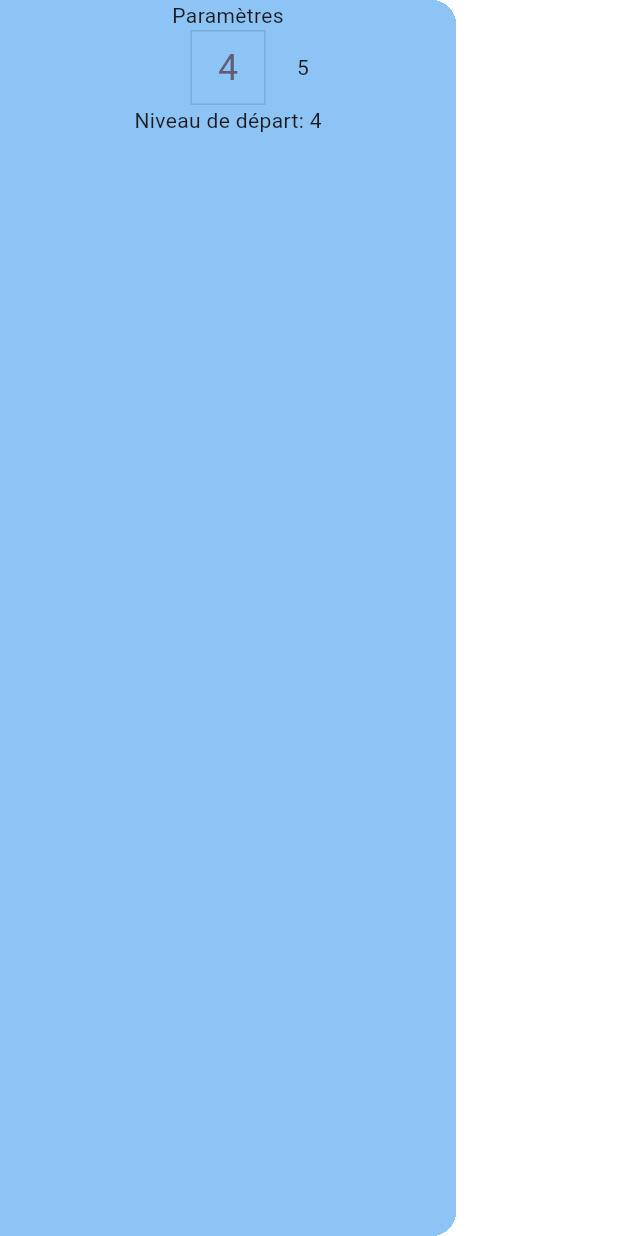
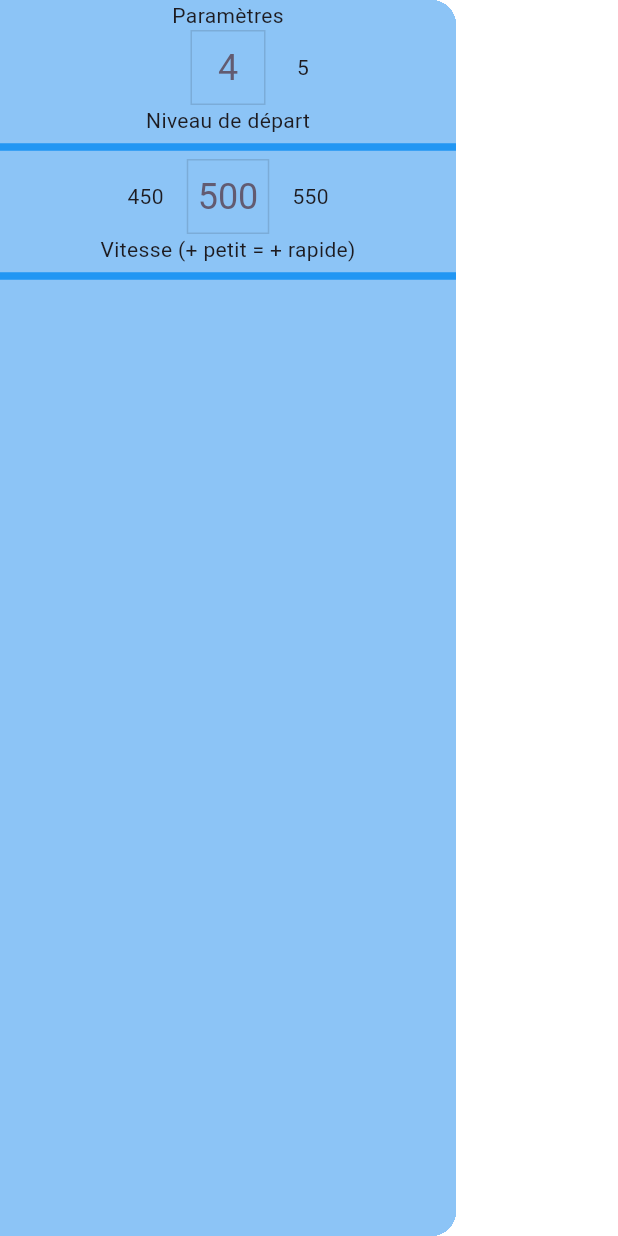
Before and after one commit to gillesbonnetpro/RollOverSimon, a Flutter app: the SimonDrawer widget shown alone on an empty page, opened directly, on a phone screen of 412 x 824 dp. Run offline on Flutter 3.47's test engine with Material 3 defaults, Android fonts, the phone set to English and light mode, and no system bars; drawn by our look-alikes of numberpicker; our stand-ins replace google_fonts.

Commit message:
paramétrage vitesse

```diff
--- a/roll_over_simon/lib/notifier.dart
+++ b/roll_over_simon/lib/notifier.dart
@@ -6,5 +6,7 @@
 
 final ValueNotifier<Turn> turnNotifier = ValueNotifier<Turn>(Turn.start);
 
+final ValueNotifier<int> speedNotifier = ValueNotifier<int>(500);
+
 // gère le tour de jeu
 enum Turn { referee, player, start, over, wait, shuffle, rotation }
--- a/roll_over_simon/lib/referee.dart
+++ b/roll_over_simon/lib/referee.dart
@@ -77,7 +77,7 @@
   }
 
   Future<void> sendSeq() async {
-    int speed = 500 - (_refSequence.length * _pastNb);
+    int speed = speedNotifier.value - (_refSequence.length * _pastNb);
     if (_refSequence.length == 1) {
       await Future.delayed(const Duration(seconds: 1));
     }
--- a/roll_over_simon/lib/simon_drawer.dart
+++ b/roll_over_simon/lib/simon_drawer.dart
@@ -12,10 +12,12 @@
 
 class _SimonDrawerState extends State<SimonDrawer> {
   late int _initialLevel;
+  late int _speed;
 
   @override
   void initState() {
     _initialLevel = pastNumberNotifier.value;
+    _speed = speedNotifier.value;
     super.initState();
   }
 
@@ -50,7 +52,25 @@
                   turnNotifier.value = Turn.start;
                 }),
               ),
-              Text('Niveau de départ: $_initialLevel')
+              Text('Niveau de départ'),
+              Divider(thickness: 5, color: Theme.of(context).primaryColor),
+              NumberPicker(
+                itemWidth: 55,
+                axis: Axis.horizontal,
+                value: _speed,
+                decoration: BoxDecoration(
+                    border: Border.all(color: Theme.of(context).focusColor)),
+                minValue: 50,
+                maxValue: 950,
+                step: 50,
+                onChanged: (value) => setState(() {
+                  _speed = value;
+                  speedNotifier.value = _speed;
+                  turnNotifier.value = Turn.start;
+                }),
+              ),
+              Text('Vitesse (+ petit = + rapide)'),
+              Divider(thickness: 5, color: Theme.of(context).primaryColor),
             ],
           ),
         ),
```
